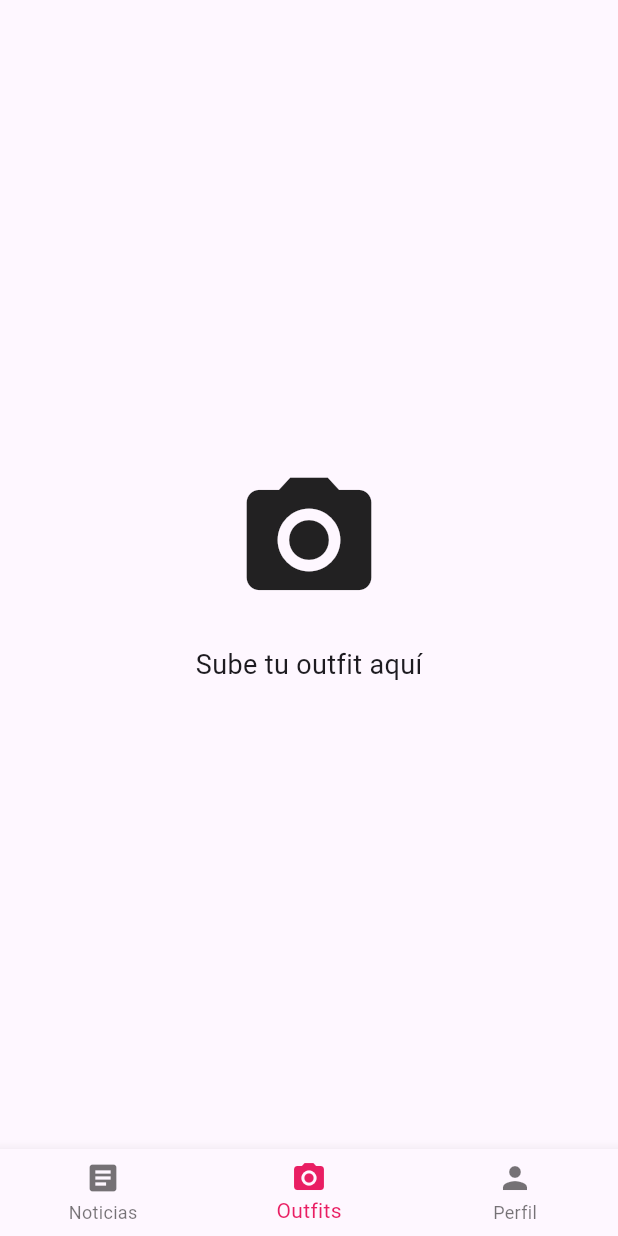
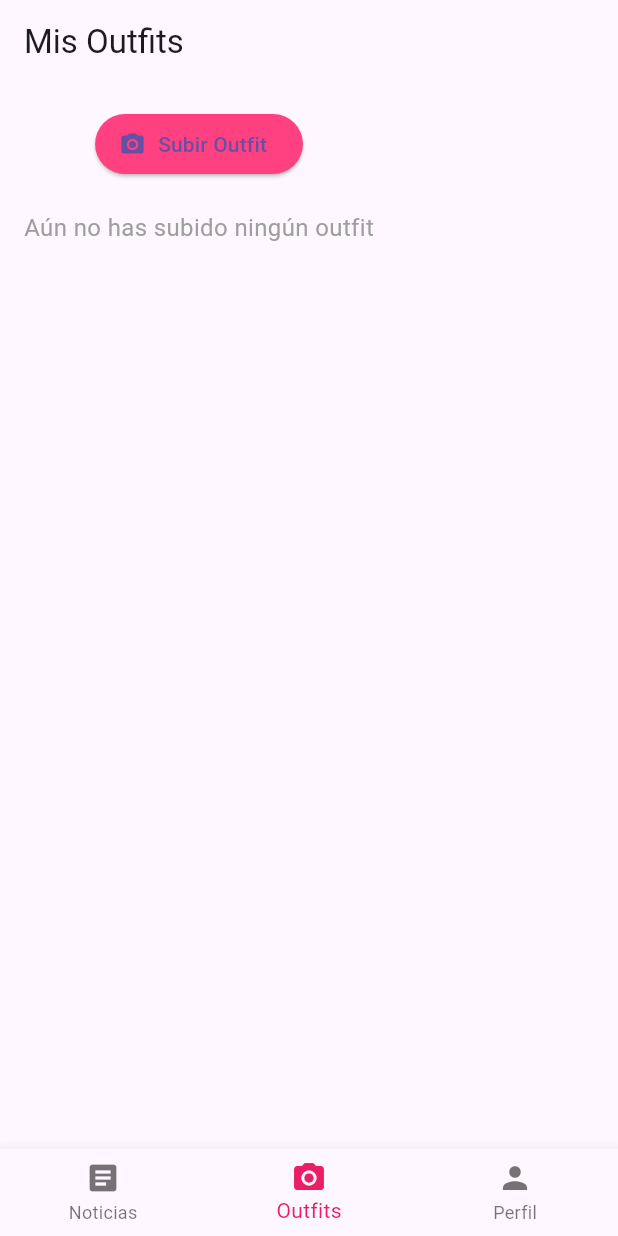
Before and after one commit to mariel206/myapp, a Flutter app: the screen it shows after launch, item 2 of the bottom bar chosen, on a phone screen of 412 x 824 dp. Run offline on Flutter 3.47's test engine with Material 3 defaults, Android fonts, the phone set to English and light mode, and no system bars; network calls fail.

Commit message:
new design

```diff
--- a/lib/screens/outfits_screen.dart
+++ b/lib/screens/outfits_screen.dart
@@ -1,18 +1,60 @@
 import 'package:flutter/material.dart';
 
-class OutfitsScreen extends StatelessWidget {
+class OutfitsScreen extends StatefulWidget {
   const OutfitsScreen({super.key});
 
   @override
+  State<OutfitsScreen> createState() => _OutfitsScreenState();
+}
+
+class _OutfitsScreenState extends State<OutfitsScreen> {
+  final List<String> outfits = [];
+
+  void _subirOutfit() {
+    setState(() {
+      // Solo agregamos un texto simulado como si fuera una foto subida
+      outfits.add('Outfit ${outfits.length + 1}');
+    });
+  }
+
+  @override
   Widget build(BuildContext context) {
-    return Center(
-      child: Column(
-        mainAxisAlignment: MainAxisAlignment.center,
-        children: const [
-          Icon(Icons.camera_alt, size: 100),
-          SizedBox(height: 20),
-          Text('Sube tu outfit aquí', style: TextStyle(fontSize: 18)),
-        ],
+    return Scaffold(
+      appBar: AppBar(title: const Text('Mis Outfits')),
+      body: Padding(
+        padding: const EdgeInsets.all(16),
+        child: Column(
+          children: [
+            ElevatedButton.icon(
+              onPressed: _subirOutfit,
+              icon: const Icon(Icons.camera_alt),
+              label: const Text('Subir Outfit'),
+              style: ElevatedButton.styleFrom(
+                backgroundColor: Colors.pinkAccent,
+              ),
+            ),
+            const SizedBox(height: 20),
+            outfits.isEmpty
+                ? const Text(
+                    'Aún no has subido ningún outfit',
+                    style: TextStyle(fontSize: 16, color: Colors.grey),
+                  )
+                : Expanded(
+                    child: ListView.builder(
+                      itemCount: outfits.length,
+                      itemBuilder: (context, index) {
+                        return Card(
+                          margin: const EdgeInsets.symmetric(vertical: 8),
+                          child: ListTile(
+                            leading: const Icon(Icons.checkroom, color: Colors.pink),
+                            title: Text(outfits[index]),
+                          ),
+                        );
+                      },
+                    ),
+                  )
+          ],
+        ),
       ),
     );
   }
--- a/pubspec.yaml
+++ b/pubspec.yaml
@@ -33,6 +33,7 @@ dependencies:
 
   http: ^0.13.6
   cupertino_icons: ^1.0.8
+  url_launcher: ^6.2.4
 
 
 dev_dependencies:
```
Also changed, not shown: lib/screens/home_screen.dart (+25 -24 lines), lib/screens/profile_screen.dart (+54 -10 lines), pubspec.lock.
